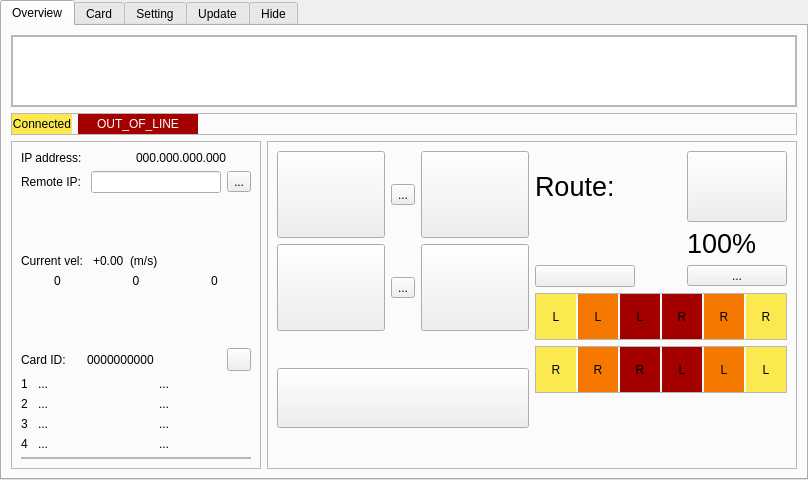
Before: the Qt Designer form agv_ui/resource/dashboard.ui in HaiMKAC/magnetic_agv_release, drawn with Qt 5.
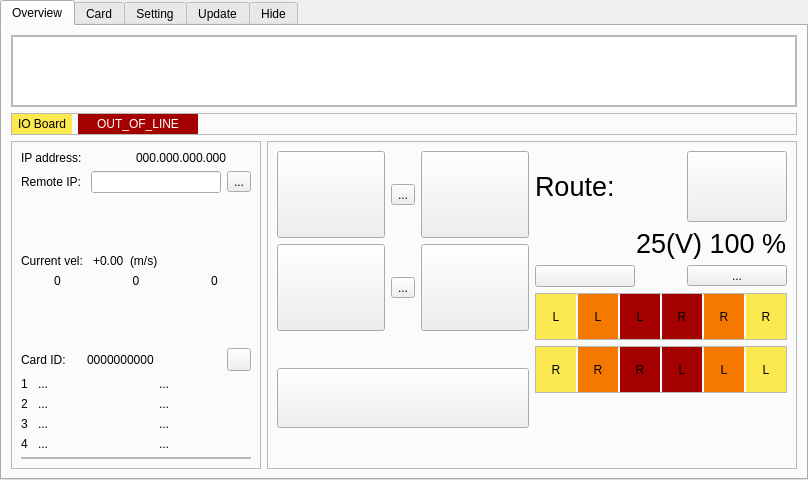
After: the same form once the commit is applied. Icons and pictures are not drawn.

Commit message: 1, Add ERROR log 2, Add voltage display 3, Add IO Board connection status

The edit to the form file:
```diff
--- a/agv_ui/resource/dashboard.ui
+++ b/agv_ui/resource/dashboard.ui
@@ -555,7 +555,7 @@
              <bool>true</bool>
             </property>
             <property name="text">
-             <string>Connected</string>
+             <string>IO Board</string>
             </property>
             <property name="alignment">
              <set>Qt::AlignCenter</set>
@@ -1605,7 +1605,7 @@
                   </property>
                   <property name="sizeHint" stdset="0">
                    <size>
-                    <width>40</width>
+                    <width>0</width>
                     <height>20</height>
                    </size>
                   </property>
@@ -1621,7 +1621,7 @@
                   </property>
                   <property name="maximumSize">
                    <size>
-                    <width>100</width>
+                    <width>16777215</width>
                     <height>16777215</height>
                    </size>
                   </property>
@@ -1631,7 +1631,7 @@
                    </font>
                   </property>
                   <property name="text">
-                   <string>100%</string>
+                   <string>25(V) 100 %</string>
                   </property>
                  </widget>
                 </item>
```
Left out of the diff: 4 changed lines with no effect on the pictures. The commit also changes 10 other files.
